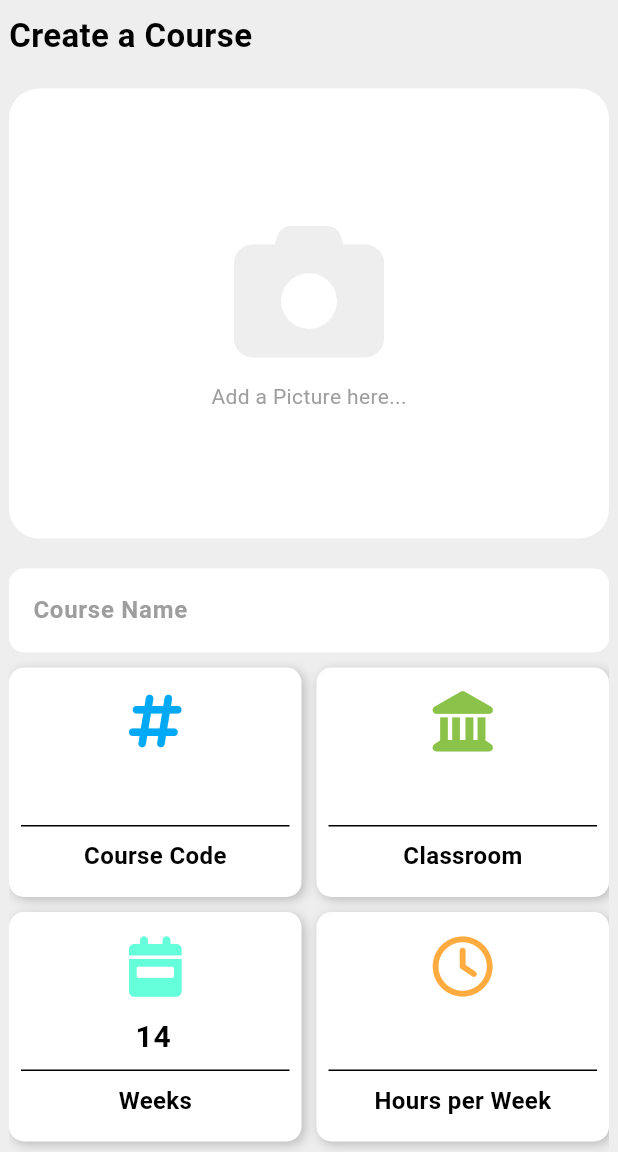
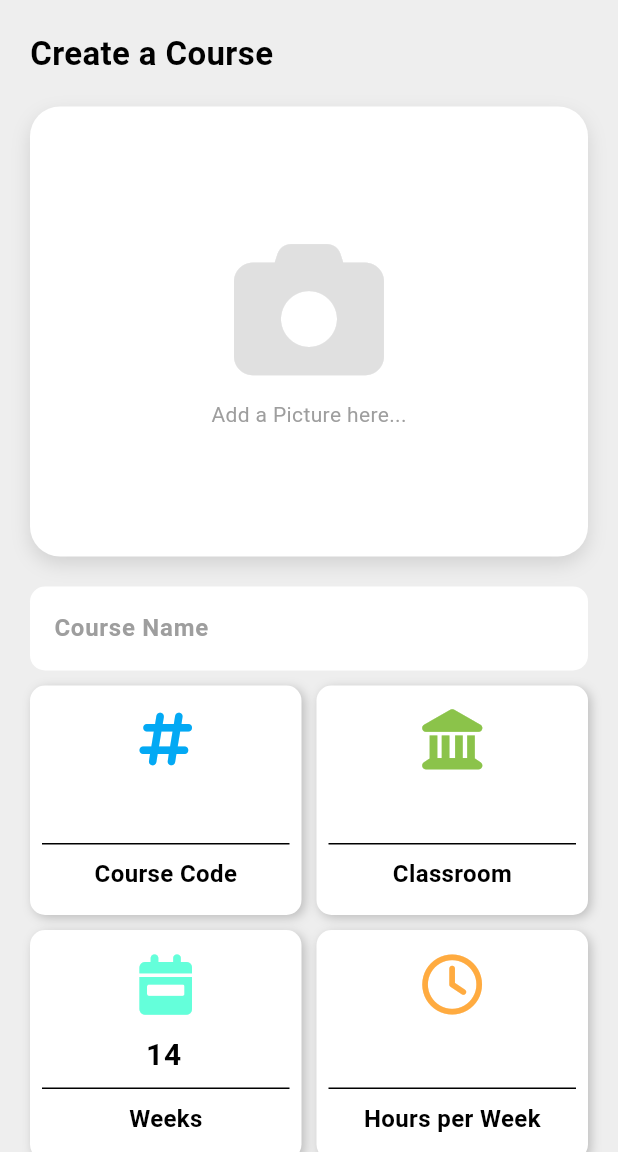
Before and after one commit to RadwanH/estu_attendance_admin, a Flutter app: the CreateCourseScreen screen opened by its route, on a phone screen of 412 x 824 dp, the part 84-1236 px from its top. Run offline on Flutter 3.47's test engine with Material 3 defaults, Android fonts, the light colour scheme and no system bars; our stand-ins replace bloc, cloud_firestore, equatable, firebase_auth, firebase_core, firebase_storage and 6 more; missing offline and left inert: dart:html; accounts and stored records are empty; statements that could not run were skipped.

Commit message:
fix some UIs

```diff
--- a/lib/features/courses/views/create_course_screen.dart
+++ b/lib/features/courses/views/create_course_screen.dart
@@ -8,7 +8,6 @@ import 'package:flutter_bloc/flutter_bloc.dart';
 import 'package:font_awesome_flutter/font_awesome_flutter.dart';
 import 'package:go_router/go_router.dart';
 import 'package:image_picker/image_picker.dart';
-
 import '../../../components/my_text_feild.dart';
 import '../blocs/upload_picture_bloc/upload_picture_bloc.dart';
 
@@ -29,7 +28,6 @@ class _CreateCourseScreenState extends State<CreateCourseScreen> {
   Uint8List? _image;
 
   String? _errorMsg;
-  // bool creationRequired = false;
 
   late Course course;
   @override
@@ -46,7 +44,6 @@ class _CreateCourseScreenState extends State<CreateCourseScreen> {
     hoursController.dispose();
     weeksController.dispose();
     classroomController.dispose();
-
     super.dispose();
   }
 
@@ -79,7 +76,6 @@ class _CreateCourseScreenState extends State<CreateCourseScreen> {
         BlocListener<CreateCourseCubit, CreateCourseState>(
           listener: (context, state) {
             if (state is CreateCourseLoading) {
-
               const CircularProgressIndicator();
             } else if (state is CreateCourseSuccess) {
               ScaffoldMessenger.of(context).showSnackBar(
@@ -88,9 +84,6 @@ class _CreateCourseScreenState extends State<CreateCourseScreen> {
                   backgroundColor: Colors.green,
                 ),
               );
-              // setState(() {
-              //   creationRequired = false;
-              // });
               context.go('/home');
             } else if (state is CreateCourseFailure) {
               ScaffoldMessenger.of(context).showSnackBar(
@@ -107,8 +100,11 @@ class _CreateCourseScreenState extends State<CreateCourseScreen> {
         backgroundColor: Theme.of(context).colorScheme.surface,
         body: Center(
           child: SingleChildScrollView(
+            child: ConstrainedBox(
+              constraints: const BoxConstraints(maxWidth: 800),
               child: Padding(
-              padding: const EdgeInsets.only(top: 8.0, bottom: 16),
+                padding:
+                    const EdgeInsets.symmetric(horizontal: 20, vertical: 20),
                 child: Column(
                   crossAxisAlignment: CrossAxisAlignment.start,
                   children: [
@@ -124,7 +120,6 @@ class _CreateCourseScreenState extends State<CreateCourseScreen> {
                       borderRadius: BorderRadius.circular(20),
                       onTap: () async {
                         final ImagePicker picker = ImagePicker();
-
                         final XFile? image = await picker.pickImage(
                           source: ImageSource.gallery,
                           maxHeight: 1000,
@@ -139,25 +134,42 @@ class _CreateCourseScreenState extends State<CreateCourseScreen> {
                                   await image.readAsBytes(), "course_images"));
                         }
                       },
-                    child: course.imageUrl.isNotEmpty
+                      child: _image != null
                           ? Ink(
-                            width: 400,
+                              width: double.infinity,
                               height: 300,
                               decoration: BoxDecoration(
                                 borderRadius: BorderRadius.circular(20),
                                 color: Colors.white,
+                                boxShadow: const [
+                                  BoxShadow(
+                                    color: Colors.black12,
+                                    blurRadius: 10,
+                                    offset: Offset(0, 5),
                                   ),
+                                ],
+                              ),
+                              child: ClipRRect(
+                                borderRadius: BorderRadius.circular(20),
                                 child: Image.memory(
                                   _image!,
                                   fit: BoxFit.cover,
                                 ),
+                              ),
                             )
                           : Ink(
-                            width: 400,
+                              width: double.infinity,
                               height: 300,
                               decoration: BoxDecoration(
                                 borderRadius: BorderRadius.circular(20),
                                 color: Colors.white,
+                                boxShadow: const [
+                                  BoxShadow(
+                                    color: Colors.black12,
+                                    blurRadius: 10,
+                                    offset: Offset(0, 5),
+                                  ),
+                                ],
                               ),
                               child: Column(
                                 mainAxisAlignment: MainAxisAlignment.center,
@@ -165,11 +177,9 @@ class _CreateCourseScreenState extends State<CreateCourseScreen> {
                                   Icon(
                                     FontAwesomeIcons.camera,
                                     size: 100,
-                                  color: Colors.grey.shade200,
+                                    color: Colors.grey.shade300,
                                   ),
-                                const SizedBox(
-                                  height: 10,
-                                ),
+                                  const SizedBox(height: 10),
                                   const Text(
                                     "Add a Picture here...",
                                     style: TextStyle(color: Colors.grey),
@@ -184,9 +194,7 @@ class _CreateCourseScreenState extends State<CreateCourseScreen> {
                       child: Column(
                         crossAxisAlignment: CrossAxisAlignment.start,
                         children: [
-                          SizedBox(
-                            width: 400,
-                            child: MyTextField(
+                          MyTextField(
                             fillColor: Colors.white,
                             controller: nameController,
                             hintText: 'Course Name',
@@ -204,13 +212,11 @@ class _CreateCourseScreenState extends State<CreateCourseScreen> {
                               fontWeight: FontWeight.w600,
                             ),
                           ),
-                          ),
                           const SizedBox(height: 10),
-                          SizedBox(
-                            width: 400,
-                            child: Row(
+                          Row(
                             children: [
-                                MyMacroWidgetField(
+                              Flexible(
+                                child: MyMacroWidgetField(
                                   title: 'Course Code',
                                   icon: FontAwesomeIcons.hashtag,
                                   iconColor: Colors.lightBlue,
@@ -222,8 +228,10 @@ class _CreateCourseScreenState extends State<CreateCourseScreen> {
                                     return null;
                                   },
                                 ),
+                              ),
                               const SizedBox(width: 10),
-                                MyMacroWidgetField(
+                              Flexible(
+                                child: MyMacroWidgetField(
                                   title: 'Classroom',
                                   icon: FontAwesomeIcons.landmark,
                                   iconColor: Colors.lightGreen,
@@ -235,15 +243,14 @@ class _CreateCourseScreenState extends State<CreateCourseScreen> {
                                     return null;
                                   },
                                 ),
+                              ),
                             ],
                           ),
-                          ),
                           const SizedBox(height: 10),
-                          SizedBox(
-                            width: 400,
-                            child: Row(
+                          Row(
                             children: [
-                                MyMacroWidgetField(
+                              Flexible(
+                                child: MyMacroWidgetField(
                                   title: 'Weeks',
                                   icon: FontAwesomeIcons.calendarWeek,
                                   iconColor: Colors.tealAccent,
@@ -258,8 +265,10 @@ class _CreateCourseScreenState extends State<CreateCourseScreen> {
                                     return null;
                                   },
                                 ),
+                              ),
                               const SizedBox(width: 10),
-                                MyMacroWidgetField(
+                              Flexible(
+                                child: MyMacroWidgetField(
                                   title: 'Hours per Week',
                                   icon: FontAwesomeIcons.clock,
                                   iconColor: Colors.orangeAccent,
@@ -274,38 +283,26 @@ class _CreateCourseScreenState extends State<CreateCourseScreen> {
                                     return null;
                                   },
                                 ),
+                              ),
+                            ],
+                          ),
                         ],
                       ),
                     ),
-                        ],
-                      )),
-                  const SizedBox(
-                    height: 20,
-                  ),
+                    const SizedBox(height: 20),
                     BlocBuilder<CreateCourseCubit, CreateCourseState>(
                       builder: (context, state) {
-                      if (state is CreateCourseLoading) {
-                        return const CircularProgressIndicator();
-                      }
-
                         return SizedBox(
-                        width: 400,
-                        height: 40,
-                        child: TextButton(
+                          width: double.infinity,
+                          height: 50,
+                          child: ElevatedButton(
                             onPressed: () {
                               if (_formKey.currentState!.validate()) {
-                                //TODO: later you might want to upload the image here so that the image gets uploaded to the server only when the form is valid and the course is ready
-
-                                // BlocProvider.of<UploadPictureBloc>(context)
-                                //     .add(UploadPicture(
-                                //         _image!, "course_images"));
-
                                 final authState =
                                     BlocProvider.of<AuthenticationBloc>(context)
                                         .state;
                                 if (authState.status ==
                                     AuthenticationStatus.authenticated) {
-                                  // course.lecturerId = authState.user!.userId;
                                   course = course.copyWith(
                                     lecturerId: authState.user!.userId,
                                   );
@@ -318,33 +315,39 @@ class _CreateCourseScreenState extends State<CreateCourseScreen> {
                                   hours: int.parse(hoursController.text),
                                   weeks: int.parse(weeksController.text),
                                 );
+
                                 BlocProvider.of<CreateCourseCubit>(context)
                                     .createCourse(course);
                               }
                             },
-                            style: TextButton.styleFrom(
-                                elevation: 3.0,
+                            style: ElevatedButton.styleFrom(
+                              shape: RoundedRectangleBorder(
+                                borderRadius: BorderRadius.circular(60),
+                              ),
+                              padding: const EdgeInsets.symmetric(
+                                  horizontal: 25, vertical: 10),
                               backgroundColor:
                                   Theme.of(context).colorScheme.primary,
-                                foregroundColor: Colors.white,
-                                shape: RoundedRectangleBorder(
-                                    borderRadius: BorderRadius.circular(60))),
-                            child: const Padding(
-                              padding: EdgeInsets.symmetric(
-                                  horizontal: 25, vertical: 5),
-                              child: Text(
+                            ),
+                            child: state is CreateCourseLoading
+                                ? const CircularProgressIndicator(
+                                    valueColor: AlwaysStoppedAnimation<Color>(
+                                        Colors.white),
+                                  )
+                                : const Text(
                                     'Create Course',
-                                textAlign: TextAlign.center,
                                     style: TextStyle(
                                       color: Colors.white,
                                       fontSize: 16,
-                                    fontWeight: FontWeight.w600),
+                                      fontWeight: FontWeight.w600,
                                     ),
-                            )),
+                                  ),
+                          ),
                         );
                       },
-                  )
+                    ),
                   ],
+                ),
               ),
             ),
           ),
@@ -352,18 +355,4 @@ class _CreateCourseScreenState extends State<CreateCourseScreen> {
       ),
     );
   }
-
-  selectImage() async {
-    final ImagePicker picker = ImagePicker();
-
-    final XFile? file = await picker.pickImage(
-      source: ImageSource.gallery,
-      maxHeight: 1000,
-      maxWidth: 1000,
-    );
-
-    if (file != null) {
-      return await file.readAsBytes();
 }
-  }
-}
```
Also changed, not shown: lib/features/attendances/views/attendance_screen.dart (+20 -11 lines), lib/features/courses/views/lecturer_course_details_screen.dart (+5 -5 lines), lib/features/home/views/home_screen.dart (+42 -24 lines). Lines whose indentation alone changed are shown as unchanged.
